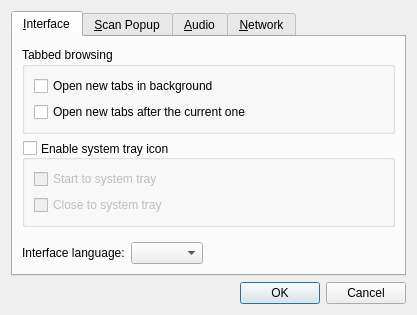
Before: the Qt Designer form src/preferences.ui in goldendict/goldendict, drawn with Qt 5.
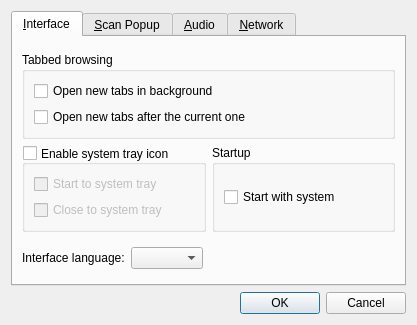
After: the same form once the commit is applied.

Commit message: + Add autoStart property to preferences (patch by Ars)

What changed in the file:
```diff
--- a/src/preferences.ui
+++ b/src/preferences.ui
@@ -7,7 +7,7 @@
     <x>0</x>
     <y>0</y>
     <width>417</width>
-    <height>292</height>
+    <height>325</height>
    </rect>
   </property>
   <property name="windowTitle">
@@ -26,8 +26,8 @@
       <attribute name="title">
        <string>&amp;Interface</string>
       </attribute>
-      <layout class="QVBoxLayout" name="verticalLayout_2">
-       <item>
+      <layout class="QGridLayout" name="gridLayout_2">
+       <item row="0" column="0" colspan="2">
         <spacer name="verticalSpacer_8">
          <property name="orientation">
           <enum>Qt::Vertical</enum>
@@ -40,7 +40,7 @@
          </property>
         </spacer>
        </item>
-       <item>
+       <item row="1" column="0" colspan="2">
         <widget class="QGroupBox" name="groupBox">
          <property name="title">
           <string>Tabbed browsing</string>
@@ -73,7 +73,7 @@
          </layout>
         </widget>
        </item>
-       <item>
+       <item row="2" column="0">
         <widget class="QGroupBox" name="enableTrayIcon">
          <property name="toolTip">
           <string>When enabled, an icon appears in the sytem tray area which can be used
@@ -120,7 +120,26 @@
          </layout>
         </widget>
        </item>
-       <item>
+       <item row="2" column="1">
+        <widget class="QGroupBox" name="groupBox_2">
+         <property name="title">
+          <string>Startup</string>
+         </property>
+         <layout class="QVBoxLayout" name="verticalLayout_2">
+          <item>
+           <widget class="QCheckBox" name="cbAutostart">
+            <property name="toolTip">
+             <string>Automatically starts GoldenDict after operation system bootup</string>
+            </property>
+            <property name="text">
+             <string>Start with system</string>
+            </property>
+           </widget>
+          </item>
+         </layout>
+        </widget>
+       </item>
+       <item row="3" column="0">
         <spacer name="verticalSpacer_9">
          <property name="orientation">
           <enum>Qt::Vertical</enum>
@@ -136,7 +155,7 @@
          </property>
         </spacer>
        </item>
-       <item>
+       <item row="4" column="0" colspan="2">
         <layout class="QHBoxLayout" name="horizontalLayout_6">
          <item>
           <widget class="QLabel" name="label_6">
@@ -163,7 +182,7 @@
          </item>
         </layout>
        </item>
-       <item>
+       <item row="5" column="0" colspan="2">
         <spacer name="verticalSpacer">
          <property name="orientation">
           <enum>Qt::Vertical</enum>
```
Left out of the diff: 35 changed lines with no effect on the pictures. The commit also changes 1 other file.
